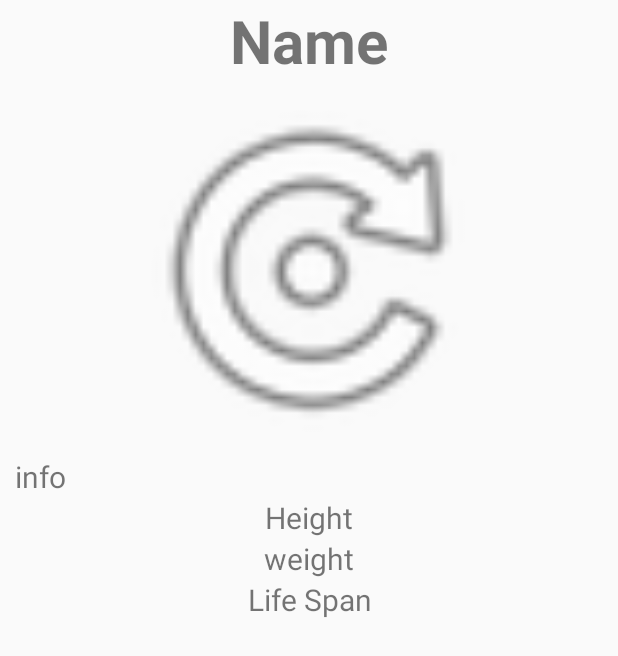
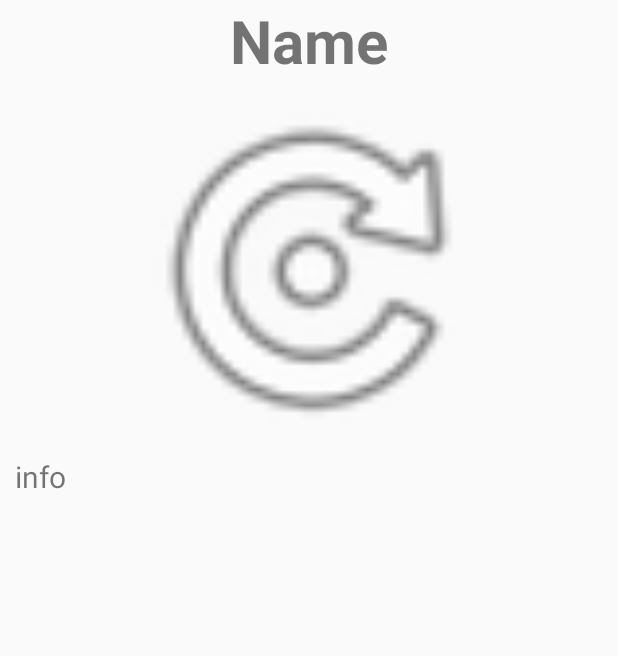
Before and after one commit to Priyanka010/StrayDog-master, an Android app: the layout fragment_breed_detail.xml on its own in the app's theme, with its tools: preview values and no code run, on a phone screen of 412 x 824 dp. Shown: the top 656 px of the screen. Run offline under Robolectric (Android 15) with nearby library versions, the phone set to English and light mode, and no system bars.

Commit message:
Update fragment_breed_detail.xml

```diff
--- a/app/src/main/res/layout/fragment_breed_detail.xml
+++ b/app/src/main/res/layout/fragment_breed_detail.xml
@@ -14,7 +14,7 @@
         android:orientation="vertical">
 
         <TextView
-            android:id="@+id/name"
+            android:id="@+id/breed_name"
             android:layout_width="match_parent"
             android:layout_height="wrap_content"
             android:text="Name"
@@ -30,13 +30,13 @@
         <ImageView
             android:layout_width="match_parent"
             android:layout_height="250dp"
-            android:id="@+id/imageView1"
+            android:id="@+id/breed_img"
             android:src="@android:drawable/ic_menu_rotate"
             />
 
         <TextView
             android:textAlignment="viewStart"
-            android:id="@+id/info1"
+            android:id="@+id/breed_info"
             android:layout_width="match_parent"
             android:layout_height="wrap_content"
             android:paddingLeft="10dp"
@@ -47,45 +47,7 @@
             android:singleLine="false"
 
             />
-        <TextView
-            android:id="@+id/height"
-            android:layout_width="match_parent"
-            android:layout_height="wrap_content"
-            android:text="Height"
-            android:gravity="center"
-            android:textSize="20sp"
-            android:paddingLeft="10dp"
-            android:paddingRight="10dp"
-            android:marqueeRepeatLimit="marquee_forever"
-            android:singleLine="false"
 
-            />
-        <TextView
-            android:id="@+id/weight"
-            android:layout_width="match_parent"
-            android:layout_height="wrap_content"
-            android:paddingLeft="10dp"
-            android:paddingRight="10dp"
-            android:text="weight"
-            android:gravity="center"
-            android:textSize="20sp"
-            android:marqueeRepeatLimit="marquee_forever"
-            android:singleLine="false"
-
-            />
-        <TextView
-            android:id="@+id/lifespan"
-            android:layout_width="match_parent"
-            android:layout_height="wrap_content"
-            android:text="Life Span"
-            android:gravity="center"
-            android:textSize="20sp"
-            android:paddingLeft="10dp"
-            android:paddingRight="10dp"
-            android:marqueeRepeatLimit="marquee_forever"
-            android:singleLine="false"
-
-            />
 
 
     </LinearLayout>
```
